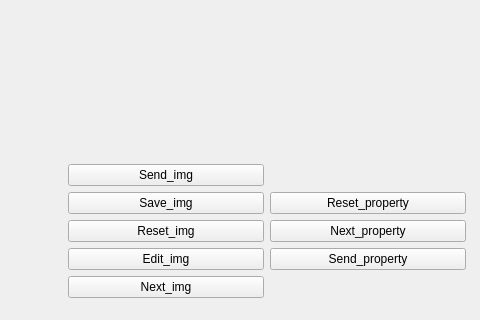
junbaih/GroundStationImagePreTransChecker, file imgreview.ui: the form before one commit; both pictures show x 754 to 1234 and y 491 to 811 of the 1234 by 811 pixel window.
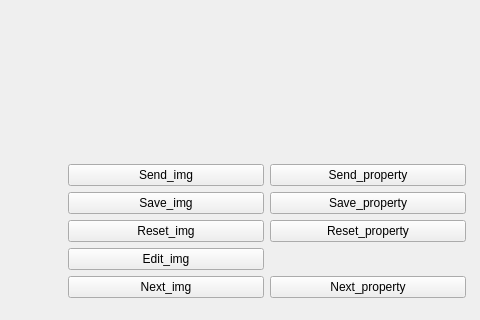
The form after the commit.

Diff of the .ui file:
```diff
--- a/imgreview.ui
+++ b/imgreview.ui
@@ -71,27 +71,34 @@
          </property>
         </widget>
        </item>
-       <item row="4" column="1">
+       <item row="5" column="1">
+        <widget class="QPushButton" name="PNextButton">
+         <property name="text">
+          <string>Next_property</string>
+         </property>
+        </widget>
+       </item>
+       <item row="1" column="1">
+        <widget class="QPushButton" name="PSaveButton">
+         <property name="text">
+          <string>Save_property</string>
+         </property>
+        </widget>
+       </item>
+       <item row="0" column="1">
         <widget class="QPushButton" name="PSendButton">
          <property name="text">
           <string>Send_property</string>
          </property>
         </widget>
        </item>
-       <item row="1" column="1">
+       <item row="3" column="1">
         <widget class="QPushButton" name="PresetButton">
          <property name="text">
           <string>Reset_property</string>
          </property>
         </widget>
        </item>
-       <item row="3" column="1">
-        <widget class="QPushButton" name="PNextButton">
-         <property name="text">
-          <string>Next_property</string>
-         </property>
-        </widget>
-       </item>
       </layout>
      </item>
      <item row="0" column="2">
```
Left out of the diff: 6 changed lines with no effect on the pictures.
